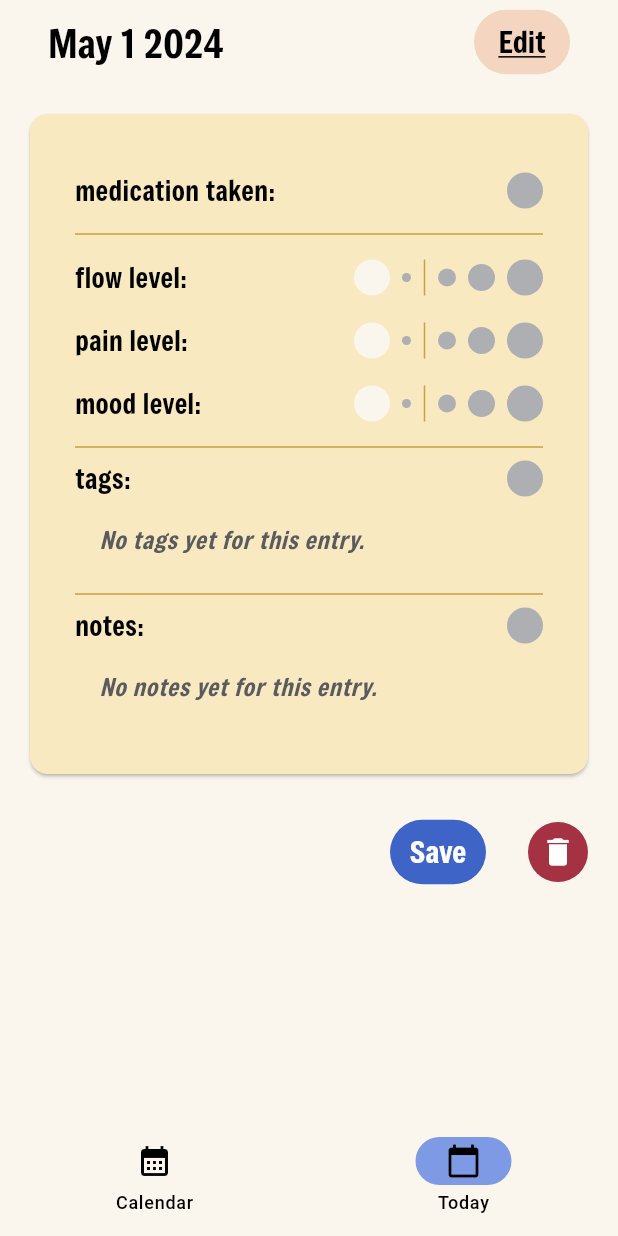
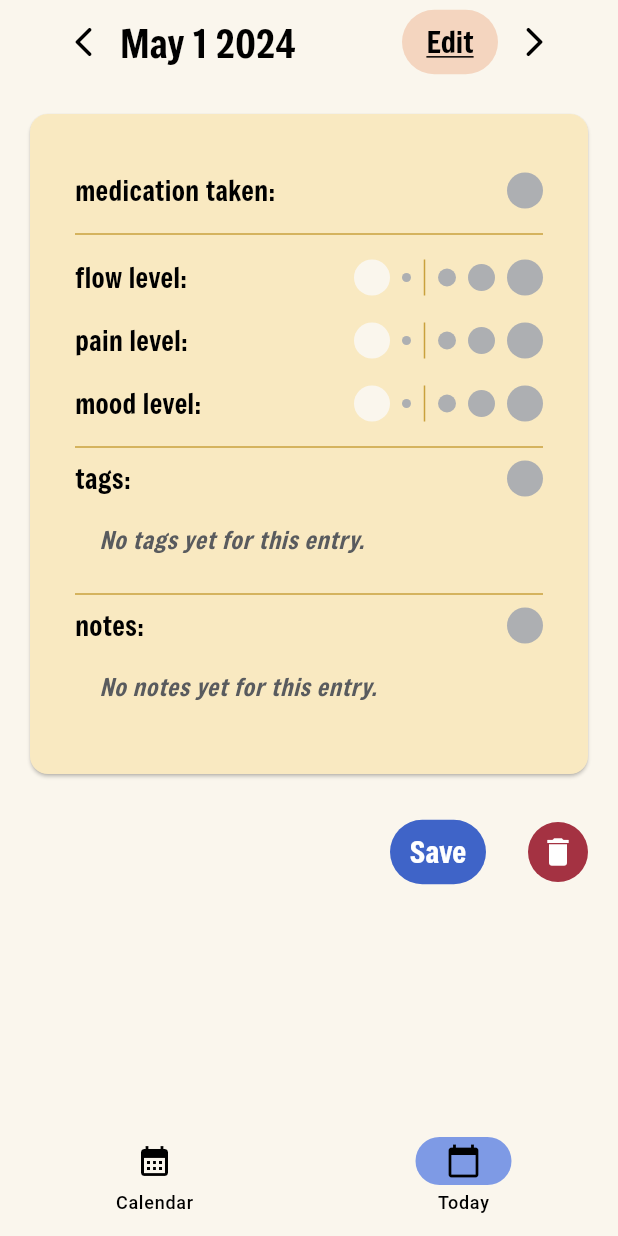
Before and after one commit to jpat64/tadpole, a Flutter app: the screen it shows after launch, after a tap on an icon or button, on a phone screen of 412 x 824 dp. Run offline on Flutter 3.47's test engine with Material 3 defaults, Android fonts, the phone set to English and light mode, and no system bars; our stand-ins replace flutter_typeahead, go_router, hive_flutter; accounts and stored records are empty.

Commit message:
small dateTime changes, and buttons to go to next month or day

```diff
--- a/lib/screens/CalendarScreen.dart
+++ b/lib/screens/CalendarScreen.dart
@@ -1,6 +1,7 @@
 // ignore_for_file: file_names
 
 import 'package:flutter/material.dart';
+import 'package:go_router/go_router.dart';
 import 'package:moonbase/components/LoadingWidget.dart';
 import 'package:moonbase/components/MoonbaseBottomBar.dart';
 import 'package:moonbase/components/MoonbaseDayButton.dart';
@@ -20,7 +21,8 @@ class CalendarScreen extends StatefulWidget {
 
   static const String name = "/calendar";
   static const int navIndex = 0;
-  static int defaultEpochDate = DateTimeUtils.epochDays(DateTime.now());
+  static int defaultEpochDate =
+      DateTimeUtils.epochDays(DateUtils.addDaysToDate(DateTime.now(), 0));
 }
 
 class _CalendarScreenState extends State<CalendarScreen> {
@@ -107,10 +109,38 @@ class _CalendarScreenState extends State<CalendarScreen> {
         title: Container(
           padding: const EdgeInsets.all(16),
           child: Row(
-            mainAxisAlignment: MainAxisAlignment.spaceBetween,
+            mainAxisAlignment: MainAxisAlignment.start,
             children: [
+              IconButton(
+                  icon: const Icon(Icons.arrow_back_ios_rounded,
+                      color: Palette.black),
+                  onPressed: () {
+                    if (relevantDateTime != null) {
+                      DateTime lastMonth =
+                          DateUtils.addMonthsToMonthDate(relevantDateTime!, -1);
+                      lastMonth = DateUtils.addDaysToDate(lastMonth, 1);
+
+                      context.pushNamed(CalendarScreen.name, pathParameters: {
+                        "epochDate": "${DateTimeUtils.epochDays(lastMonth)}"
+                      });
+                    }
+                  }),
               Text(monthYear.format(relevantDateTime!),
                   style: const TextStyle(fontFamily: "Freeman")),
+              const Spacer(),
+              IconButton(
+                  icon: const Icon(Icons.arrow_forward_ios_rounded,
+                      color: Palette.black),
+                  onPressed: () {
+                    if (relevantDateTime != null) {
+                      DateTime nextMonth =
+                          DateUtils.addMonthsToMonthDate(relevantDateTime!, 1);
+                      nextMonth = DateUtils.addDaysToDate(nextMonth, 1);
+                      context.pushNamed(CalendarScreen.name, pathParameters: {
+                        "epochDate": "${DateTimeUtils.epochDays(nextMonth)}"
+                      });
+                    }
+                  })
             ],
           ),
         ),
--- a/lib/screens/EntryScreen.dart
+++ b/lib/screens/EntryScreen.dart
@@ -24,7 +24,8 @@ class EntryScreen extends StatefulWidget {
 
   static const String name = "/entry";
   static const int navIndex = 1;
-  static int defaultEpochDate = DateTimeUtils.epochDays(DateTime.now());
+  static int defaultEpochDate =
+      DateTimeUtils.epochDays(DateUtils.addDaysToDate(DateTime.now(), 0));
 }
 
 class _EntryScreenState extends State<EntryScreen> {
@@ -102,11 +103,25 @@ class _EntryScreenState extends State<EntryScreen> {
           title: Container(
             padding: const EdgeInsets.all(16),
             child: Row(
-              mainAxisAlignment: MainAxisAlignment.spaceBetween,
+              mainAxisAlignment: MainAxisAlignment.start,
               children: [
+                IconButton(
+                    icon: const Icon(Icons.arrow_back_ios_rounded,
+                        color: Palette.black),
+                    onPressed: () {
+                      if (relevantDateTime != null) {
+                        DateTime lastDay =
+                            DateUtils.addDaysToDate(relevantDateTime!, -1);
+
+                        context.pushNamed(EntryScreen.name, pathParameters: {
+                          "epochDate": "${DateTimeUtils.epochDays(lastDay)}"
+                        });
+                      }
+                    }),
                 Text(
                   dayMonthYear.format(relevantDateTime!),
                 ),
+                const Spacer(),
                 TextButton(
                     style: TextButton.styleFrom(
                         foregroundColor:
@@ -123,7 +138,19 @@ class _EntryScreenState extends State<EntryScreen> {
                       setState(() {
                         editingMode = !editingMode;
                       });
-                    })
+                    }),
+                IconButton(
+                    icon: const Icon(Icons.arrow_forward_ios_rounded,
+                        color: Palette.black),
+                    onPressed: () {
+                      if (relevantDateTime != null) {
+                        DateTime nextDay =
+                            DateUtils.addDaysToDate(relevantDateTime!, 1);
+                        context.pushNamed(EntryScreen.name, pathParameters: {
+                          "epochDate": "${DateTimeUtils.epochDays(nextDay)}"
+                        });
+                      }
+                    }),
               ],
             ),
           ),
--- a/lib/screens/InitializationScreen.dart
+++ b/lib/screens/InitializationScreen.dart
@@ -30,7 +30,8 @@ class _InitializationScreenState extends State<InitializationScreen> {
       await setup();
       if (!context.mounted) return;
       context.pushNamed(CalendarScreen.name, pathParameters: {
-        "epochDate": "${DateTimeUtils.epochDays(DateTime.now())}"
+        "epochDate":
+            "${DateTimeUtils.epochDays(DateUtils.addDaysToDate(DateTime.now(), 0))}"
       });
     });
 
--- a/lib/utils/DateTimeUtils.dart
+++ b/lib/utils/DateTimeUtils.dart
@@ -16,7 +16,8 @@ class DateTimeUtils {
 
   // always returns 6 lists of 7 strings, with the strings being the day
   static List<List<Pair<String, DateTime>>> arrangeMonth(DateTime? dateTime) {
-    dateTime ??= DateTime.now();
+    dateTime ??=
+        DateUtils.addDaysToDate(DateTime.now(), 0); // today at midnight
 
     int daysInMonth = DateUtils.getDaysInMonth(dateTime.year, dateTime.month);
     int dateOffset = DateUtils.firstDayOffset(
```
